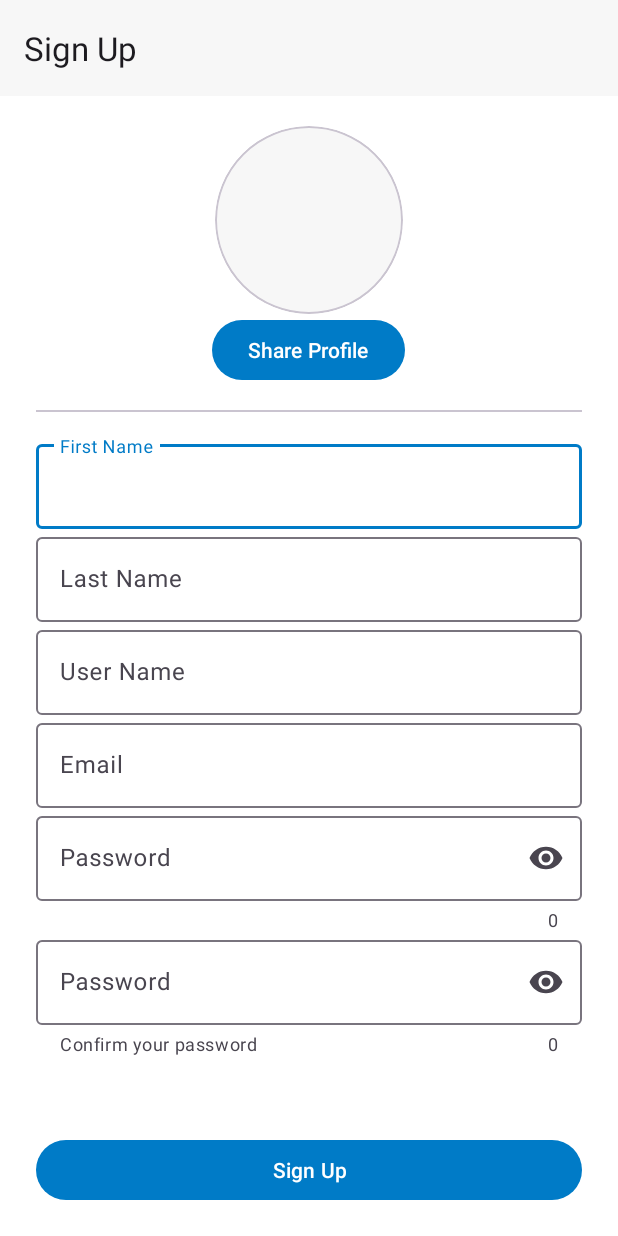
After one commit to MatteoOlarte/paws-hub-android, an Android app: the EditProfileActivity screen opened directly, with no data from a screen before it, on a phone screen of 412 x 824 dp. The commit adds this screen. Run offline under Robolectric (Android 15) with nearby library versions, the phone set to English and light mode, and no system bars; 1 statement that could not run was skipped.

Commit message:
Added Edit Profile Activity

```diff
--- /dev/null
+++ b/app/src/main/java/com/software3/paws_hub_android/EditProfileActivity.kt
@@ -0,0 +1,20 @@
+package com.software3.paws_hub_android
+
+import android.os.Bundle
+import androidx.activity.enableEdgeToEdge
+import androidx.appcompat.app.AppCompatActivity
+import androidx.core.view.ViewCompat
+import androidx.core.view.WindowInsetsCompat
+
+class EditProfileActivity : AppCompatActivity() {
+    override fun onCreate(savedInstanceState: Bundle?) {
+        super.onCreate(savedInstanceState)
+        enableEdgeToEdge()
+        setContentView(R.layout.activity_edit_profile)
+        ViewCompat.setOnApplyWindowInsetsListener(findViewById(R.id.main)) { v, insets ->
+            val systemBars = insets.getInsets(WindowInsetsCompat.Type.systemBars())
+            v.setPadding(systemBars.left, systemBars.top, systemBars.right, systemBars.bottom)
+            insets
+        }
+    }
+}
--- a/app/src/main/java/com/software3/paws_hub_android/ProfileEditFragment.kt
+++ /dev/null
@@ -1,59 +0,0 @@
-package com.software3.paws_hub_android
-
-import android.os.Bundle
-import androidx.fragment.app.Fragment
-import android.view.LayoutInflater
-import android.view.View
-import android.view.ViewGroup
-
-// TODO: Rename parameter arguments, choose names that match
-// the fragment initialization parameters, e.g. ARG_ITEM_NUMBER
-private const val ARG_PARAM1 = "param1"
-private const val ARG_PARAM2 = "param2"
-
-/**
- * A simple [Fragment] subclass.
- * Use the [ProfileEditFragment.newInstance] factory method to
- * create an instance of this fragment.
- */
-class ProfileEditFragment : Fragment() {
-    // TODO: Rename and change types of parameters
-    private var param1: String? = null
-    private var param2: String? = null
-
-    override fun onCreate(savedInstanceState: Bundle?) {
-        super.onCreate(savedInstanceState)
-        arguments?.let {
-            param1 = it.getString(ARG_PARAM1)
-            param2 = it.getString(ARG_PARAM2)
-        }
-    }
-
-    override fun onCreateView(
-        inflater: LayoutInflater, container: ViewGroup?,
-        savedInstanceState: Bundle?
-    ): View? {
-        // Inflate the layout for this fragment
-        return inflater.inflate(R.layout.fragment_profile_edit, container, false)
-    }
-
-    companion object {
-        /**
-         * Use this factory method to create a new instance of
-         * this fragment using the provided parameters.
-         *
-         * @param param1 Parameter 1.
-         * @param param2 Parameter 2.
-         * @return A new instance of fragment ProfileEditFragment.
-         */
-        // TODO: Rename and change types and number of parameters
-        @JvmStatic
-        fun newInstance(param1: String, param2: String) =
-            ProfileEditFragment().apply {
-                arguments = Bundle().apply {
-                    putString(ARG_PARAM1, param1)
-                    putString(ARG_PARAM2, param2)
-                }
-            }
-    }
-}
--- a/app/src/main/java/com/software3/paws_hub_android/view/MainActivity.kt
+++ b/app/src/main/java/com/software3/paws_hub_android/view/MainActivity.kt
@@ -66,6 +66,7 @@ class MainActivity : AppCompatActivity() {
         }
         setStatusBarColor(SurfaceColors.SURFACE_0.getColor(this))
         binding.activityMainNavigation.setOnItemSelectedListener(::onNavigationOptionsItemSelected)
+        binding.activityMainToolbar.title = getString(R.string.discover)
     }
 
     private fun navigateToWelcomeActivity() {
@@ -76,20 +77,23 @@ class MainActivity : AppCompatActivity() {
 
     private fun onNavigationOptionsItemSelected(item: MenuItem) = when (item.itemId) {
         R.id.activity_main__navigate_profile -> {
-            //esto funciona per mal
+            //esto funciona  mal
             supportFragmentManager.commit {
+                binding.activityMainToolbar.title = getString(R.string.profile)
+                binding.activityMainAppbarLayout.setExpanded(true)
                 setReorderingAllowed(true)
-                binding.activityMainAppbarLayout.setExpanded(true)
                 replace(binding.activityMainFragmentView.id, ProfileFragment())
             }
             true
         }
         R.id.activity_main__navigate_create -> {
-
-            true
+            false
         }
         R.id.activity_main__navigate_home -> {
+            //esto tambien funciona  mal
             supportFragmentManager.commit {
+                binding.activityMainToolbar.title = getString(R.string.discover)
+                binding.activityMainAppbarLayout.setExpanded(true)
                 setReorderingAllowed(true)
                 replace(binding.activityMainFragmentView.id, DiscoverFragment())
             }
--- /dev/null
+++ b/app/src/main/res/drawable/ic_pet.xml
@@ -0,0 +1,9 @@
+<vector android:height="24dp" android:tint="#000000"
+    android:viewportHeight="24" android:viewportWidth="24"
+    android:width="24dp" xmlns:android="http://schemas.android.com/apk/res/android">
+    <path android:fillColor="@android:color/white" android:pathData="M4.5,9.5m-2.5,0a2.5,2.5 0,1 1,5 0a2.5,2.5 0,1 1,-5 0"/>
+    <path android:fillColor="@android:color/white" android:pathData="M9,5.5m-2.5,0a2.5,2.5 0,1 1,5 0a2.5,2.5 0,1 1,-5 0"/>
+    <path android:fillColor="@android:color/white" android:pathData="M15,5.5m-2.5,0a2.5,2.5 0,1 1,5 0a2.5,2.5 0,1 1,-5 0"/>
+    <path android:fillColor="@android:color/white" android:pathData="M19.5,9.5m-2.5,0a2.5,2.5 0,1 1,5 0a2.5,2.5 0,1 1,-5 0"/>
+    <path android:fillColor="@android:color/white" android:pathData="M17.34,14.86c-0.87,-1.02 -1.6,-1.89 -2.48,-2.91 -0.46,-0.54 -1.05,-1.08 -1.75,-1.32 -0.11,-0.04 -0.22,-0.07 -0.33,-0.09 -0.25,-0.04 -0.52,-0.04 -0.78,-0.04s-0.53,0 -0.79,0.05c-0.11,0.02 -0.22,0.05 -0.33,0.09 -0.7,0.24 -1.28,0.78 -1.75,1.32 -0.87,1.02 -1.6,1.89 -2.48,2.91 -1.31,1.31 -2.92,2.76 -2.62,4.79 0.29,1.02 1.02,2.03 2.33,2.32 0.73,0.15 3.06,-0.44 5.54,-0.44h0.18c2.48,0 4.81,0.58 5.54,0.44 1.31,-0.29 2.04,-1.31 2.33,-2.32 0.31,-2.04 -1.3,-3.49 -2.61,-4.8z"/>
+</vector>
--- /dev/null
+++ b/app/src/main/res/layout/activity_edit_profile.xml
@@ -0,0 +1,175 @@
+<?xml version="1.0" encoding="utf-8"?>
+<androidx.constraintlayout.widget.ConstraintLayout
+    xmlns:android="http://schemas.android.com/apk/res/android"
+    xmlns:tools="http://schemas.android.com/tools"
+    xmlns:app="http://schemas.android.com/apk/res-auto"
+    android:id="@+id/activity_sign_up__layout_main"
+    android:layout_width="match_parent"
+    android:layout_height="match_parent"
+    tools:context=".view.SignInActivity">
+
+    <androidx.coordinatorlayout.widget.CoordinatorLayout
+        android:id="@+id/activity_sign_up__layout_1"
+        android:layout_width="match_parent"
+        android:layout_height="wrap_content"
+        app:layout_constraintTop_toTopOf="parent">
+        <com.google.android.material.appbar.AppBarLayout
+            android:layout_width="match_parent"
+            android:layout_height="wrap_content">
+            <com.google.android.material.appbar.MaterialToolbar
+                android:id="@+id/toolbar"
+                android:layout_width="match_parent"
+                android:layout_height="?attr/actionBarSize"
+                app:title="@string/sign_up"/>
+            <com.google.android.material.progressindicator.LinearProgressIndicator
+                android:id="@+id/toolbar_progress_indicator"
+                android:layout_width="match_parent"
+                android:layout_height="wrap_content"
+                android:indeterminate="true"
+                android:visibility="gone"
+                app:trackColor="?colorPrimaryContainer"
+                app:indicatorColor="?colorPrimary"
+                app:elevation="0dp"/>
+        </com.google.android.material.appbar.AppBarLayout>
+    </androidx.coordinatorlayout.widget.CoordinatorLayout>
+
+    <ScrollView
+        android:layout_width="match_parent"
+        android:layout_height="0dp"
+        app:layout_constraintTop_toBottomOf="@id/activity_sign_up__layout_1"
+        app:layout_constraintBottom_toTopOf="@id/register_button">
+        <LinearLayout
+            android:id="@+id/activity_sign_up__layout_2"
+            android:layout_width="match_parent"
+            android:layout_height="wrap_content"
+            android:orientation="vertical"
+            android:paddingHorizontal="24dp"
+            android:paddingVertical="20dp"
+            android:gravity="center|top">
+
+            <com.google.android.material.card.MaterialCardView
+                android:layout_width="125dp"
+                android:layout_height="125dp"
+                app:cardCornerRadius="100dp"
+                app:cardElevation="0dp">
+                <ImageView
+                    android:id="@+id/profile_fragment__profile_image"
+                    android:layout_width="match_parent"
+                    android:layout_height="match_parent"
+                    android:layout_margin="15dp"
+                    android:contentDescription="profile photo"
+                    android:scaleType="fitXY"/>
+            </com.google.android.material.card.MaterialCardView>
+
+            <com.google.android.material.button.MaterialButton
+                android:layout_width="wrap_content"
+                android:layout_height="wrap_content"
+                android:layout_weight="1"
+                android:text="@string/share_profile"/>
+
+            <com.google.android.material.divider.MaterialDivider
+                android:layout_width="match_parent"
+                android:layout_height="wrap_content"
+                android:layout_marginVertical="16dp"/>
+
+
+            <com.google.android.material.textfield.TextInputLayout
+                style="@style/Widget.Material3.TextInputLayout.OutlinedBox"
+                android:layout_width="match_parent"
+                android:layout_height="wrap_content"
+                android:hint="@string/first_name_hint">
+                <com.google.android.material.textfield.TextInputEditText
+                    android:id="@+id/fist_name_input"
+                    android:autofillHints="emailAddress"
+                    android:inputType="textEmailAddress"
+                    android:layout_width="match_parent"
+                    android:layout_height="wrap_content" />
+            </com.google.android.material.textfield.TextInputLayout>
+
+            <com.google.android.material.textfield.TextInputLayout
+                style="@style/Widget.Material3.TextInputLayout.OutlinedBox"
+                android:layout_width="match_parent"
+                android:layout_height="wrap_content"
+                android:hint="@string/last_name_hint">
+                <com.google.android.material.textfield.TextInputEditText
+                    android:id="@+id/last_name_input"
+                    android:autofillHints="emailAddress"
+                    android:inputType="textEmailAddress"
+                    android:layout_width="match_parent"
+                    android:layout_height="wrap_content" />
+            </com.google.android.material.textfield.TextInputLayout>
+
+            <com.google.android.material.textfield.TextInputLayout
+                style="@style/Widget.Material3.TextInputLayout.OutlinedBox"
+                android:layout_width="match_parent"
+                android:layout_height="wrap_content"
+                android:hint="@string/username_hint">
+                <com.google.android.material.textfield.TextInputEditText
+                    android:id="@+id/user_name_input"
+                    android:autofillHints="emailAddress"
+                    android:inputType="textEmailAddress"
+                    android:layout_width="match_parent"
+                    android:layout_height="wrap_content" />
+
+            </com.google.android.material.textfield.TextInputLayout>
+            <com.google.android.material.textfield.TextInputLayout
+                style="@style/Widget.Material3.TextInputLayout.OutlinedBox"
+                android:layout_width="match_parent"
+                android:layout_height="wrap_content"
+                android:hint="@string/text_email">
+                <com.google.android.material.textfield.TextInputEditText
+                    android:id="@+id/user_email_input"
+                    android:autofillHints="emailAddress"
+                    android:inputType="textEmailAddress"
+                    android:layout_width="match_parent"
+                    android:layout_height="wrap_content" />
+            </com.google.android.material.textfield.TextInputLayout>
+            <com.google.android.material.textfield.TextInputLayout
+                style="@style/Widget.Material3.TextInputLayout.OutlinedBox"
+                android:layout_width="match_parent"
+                android:layout_height="wrap_content"
+                android:hint="@string/text_password"
+                app:counterEnabled="true"
+                app:endIconMode="password_toggle">
+                <com.google.android.material.textfield.TextInputEditText
+                    android:id="@+id/user_password_input"
+                    android:inputType="textPassword"
+                    android:autofillHints="password"
+                    android:layout_width="match_parent"
+                    android:layout_height="wrap_content" />
+            </com.google.android.material.textfield.TextInputLayout>
+            <com.google.android.material.textfield.TextInputLayout
+                style="@style/Widget.Material3.TextInputLayout.OutlinedBox"
+                android:layout_width="match_parent"
+                android:layout_height="wrap_content"
+                android:hint="@string/text_password"
+                app:endIconMode="password_toggle"
+                app:helperText="@string/confirm_password_hint"
+                app:counterEnabled="true">
+                <com.google.android.material.textfield.TextInputEditText
+                    android:id="@+id/user_password_confirm_input"
+                    android:inputType="textPassword"
+                    android:autofillHints="password"
+                    android:layout_width="match_parent"
+                    android:layout_height="wrap_content" />
+            </com.google.android.material.textfield.TextInputLayout>
+
+            <Space
+                android:layout_gravity="center"
+                android:layout_width="match_parent"
+                android:layout_height="24dp"/>
+
+
+        </LinearLayout>
+    </ScrollView>
+
+    <com.google.android.material.button.MaterialButton
+        android:id="@+id/register_button"
+        android:layout_width="match_parent"
+        android:layout_height="wrap_content"
+        android:text="@string/sign_up"
+        android:layout_marginHorizontal="24dp"
+        android:layout_marginBottom="20dp"
+
+        app:layout_constraintBottom_toBottomOf="parent"/>
+</androidx.constraintlayout.widget.ConstraintLayout>
--- a/app/src/main/res/layout/activity_welcome.xml
+++ b/app/src/main/res/layout/activity_welcome.xml
@@ -21,7 +21,7 @@
             android:layout_width="wrap_content"
             android:layout_height="wrap_content"
             android:textColor="@color/material_on_surface_emphasis_high_type"
-            android:textSize="34sp"
+            android:textSize="50sp"
             android:layout_marginBottom="16dp"
             android:text="@string/app_name"
             android:fontFamily="@font/dancing_script"/>
@@ -47,6 +47,7 @@
         <com.google.android.material.divider.MaterialDivider
             android:layout_width="match_parent"
             android:layout_height="wrap_content"
+            android:visibility="gone"
             android:layout_marginVertical="16dp" />
 
         <com.google.android.material.button.MaterialButton
@@ -54,6 +55,7 @@
             android:layout_width="match_parent"
             android:layout_height="wrap_content"
             android:text="@string/google_auth"
+            android:visibility="gone"
             android:textAllCaps="true"
             style="@style/Widget.Material3.Button.OutlinedButton"/>
 
--- a/app/src/main/res/layout/fragment_profile_edit.xml
+++ /dev/null
@@ -1,14 +0,0 @@
-<?xml version="1.0" encoding="utf-8"?>
-<FrameLayout xmlns:android="http://schemas.android.com/apk/res/android"
-    xmlns:tools="http://schemas.android.com/tools"
-    android:layout_width="match_parent"
-    android:layout_height="match_parent"
-    tools:context=".ProfileEditFragment">
-
-    <!-- TODO: Update blank fragment layout -->
-    <TextView
-        android:layout_width="match_parent"
-        android:layout_height="match_parent"
-        android:text="" />
-
-</FrameLayout>
--- a/app/src/main/res/menu/activity_main_navigation_menu.xml
+++ b/app/src/main/res/menu/activity_main_navigation_menu.xml
@@ -2,8 +2,8 @@
 <menu xmlns:android="http://schemas.android.com/apk/res/android">
     <item
         android:id="@+id/activity_main__navigate_home"
-        android:title="Opcion 1"
-        android:icon="@drawable/baseline_person_24"/>
+        android:title="@string/discover"
+        android:icon="@drawable/ic_pet"/>
 
     <item
         android:id="@+id/activity_main__navigate_create"
@@ -13,6 +13,6 @@
 
     <item
         android:id="@+id/activity_main__navigate_profile"
-        android:title="Opcion 3"
+        android:title="@string/profile"
         android:icon="@drawable/baseline_person_24"/>
 </menu>
```
Also changed, not shown: app/src/main/AndroidManifest.xml (+9 -10 lines).
